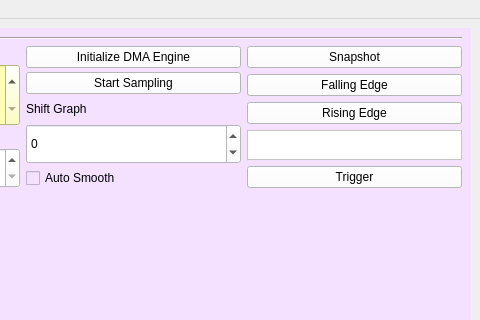
Old version of the form mainwindow.ui in the repository huss2342/Oscilloscope_Host; both pictures show x 545 to 1025 and y 0 to 320 of the 1025 by 982 pixel window.
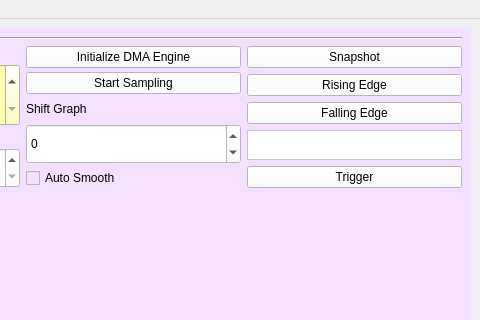
New version of the form.

```diff
--- a/mainwindow.ui
+++ b/mainwindow.ui
@@ -656,7 +656,7 @@
               <string notr="true">background-color: rgb(255, 255, 255);</string>
              </property>
              <property name="text">
-              <string>Falling Edge</string>
+              <string>Rising Edge</string>
              </property>
             </widget>
            </item>
@@ -666,7 +666,7 @@
               <string notr="true">background-color: rgb(255, 255, 255);</string>
              </property>
              <property name="text">
-              <string>Rising Edge</string>
+              <string>Falling Edge</string>
              </property>
             </widget>
            </item>
```
